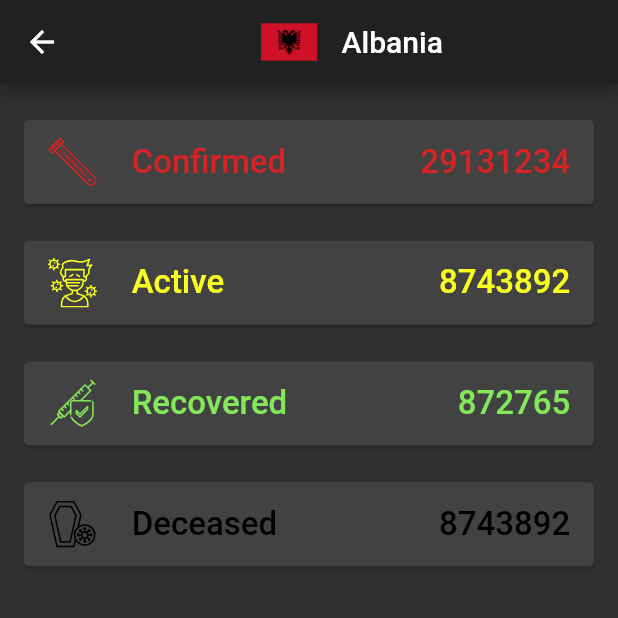
After one commit to Ayush783/Coronavirus_tracker_app, a Flutter app: the CountryStatScreen screen opened by its route, on a phone screen of 412 x 824 dp, the top half of it. The commit adds this screen. Run offline on Flutter 3.47's test engine with Material 2 defaults, Android fonts, the phone set to English and light mode, and no system bars; our stand-ins replace auto_route, flutter_svg, get_it, injectable.

Commit message:
base ui of the project completed

```diff
--- a/lib/routes/router.dart
+++ b/lib/routes/router.dart
@@ -1,4 +1,5 @@
 import 'package:auto_route/auto_route_annotations.dart';
+import 'package:corona_tracker/ui/country_stat_screen/country_stat_screen.dart';
 import 'package:corona_tracker/ui/country_wise_stats_screen/country_wise_stat_screen.dart';
 import 'package:corona_tracker/ui/homescreen/homescreen.dart';
 
@@ -10,5 +11,8 @@ import 'package:corona_tracker/ui/homescreen/homescreen.dart';
   MaterialRoute(
     page: CountryWiseStatScreen,
   ),
+  MaterialRoute(
+    page: CountryStatScreen,
+  ),
 ])
 class $Router {}
--- /dev/null
+++ b/lib/ui/country_stat_screen/country_stat_screen.dart
@@ -0,0 +1,60 @@
+import 'package:corona_tracker/ui/core/widgets/stat_card.dart';
+import 'package:flutter/material.dart';
+
+class CountryStatScreen extends StatelessWidget {
+  @override
+  Widget build(BuildContext context) {
+    final size = MediaQuery.of(context).size;
+    return Scaffold(
+      appBar: AppBar(
+        title: Row(
+          children: [
+            Spacer(
+              flex: 1,
+            ),
+            Image.asset(
+              'assets/icons/exapmle_logo.png',
+              height: 40,
+            ),
+            Text('   Albania'),
+            Spacer(
+              flex: 1,
+            ),
+          ],
+        ),
+        centerTitle: true,
+      ),
+      body: Padding(
+        padding: EdgeInsets.all(size.height / 70),
+        child: Column(
+          children: [
+            StatCard(
+              title: 'Confirmed',
+              icon: 'confirmed',
+              color: 0xffd72323,
+              number: '29131234',
+            ),
+            StatCard(
+              title: 'Active',
+              icon: 'active',
+              color: 0xfff9ff21,
+              number: '8743892',
+            ),
+            StatCard(
+              title: 'Recovered',
+              icon: 'recovered',
+              color: 0xff83e85a,
+              number: '872765',
+            ),
+            StatCard(
+              title: 'Deceased',
+              icon: 'deceased',
+              color: 0xff000000,
+              number: '8743892',
+            ),
+          ],
+        ),
+      ),
+    );
+  }
+}
--- a/lib/ui/country_wise_stats_screen/country_wise_stat_screen.dart
+++ b/lib/ui/country_wise_stats_screen/country_wise_stat_screen.dart
@@ -1,4 +1,3 @@
-import 'package:corona_tracker/ui/country_wise_stats_screen/widgets/country_stat_card.dart';
 import 'package:corona_tracker/ui/country_wise_stats_screen/widgets/country_stat_screen_body.dart';
 import 'package:flutter/material.dart';
 
--- a/lib/ui/country_wise_stats_screen/widgets/country_stat_card.dart
+++ b/lib/ui/country_wise_stats_screen/widgets/country_stat_card.dart
@@ -1,3 +1,5 @@
+import 'package:auto_route/auto_route.dart';
+import 'package:corona_tracker/routes/router.gr.dart';
 import 'package:flutter/material.dart';
 
 class CountryStatCard extends StatelessWidget {
@@ -14,6 +16,9 @@ class CountryStatCard extends StatelessWidget {
   Widget build(BuildContext context) {
     return Card(
       child: ListTile(
+        onTap: () {
+          ExtendedNavigator.of(context).push(Routes.countryStatScreen);
+        },
         leading: Image.asset(
           'assets/icons/exapmle_logo.png',
         ),
```
Also changed, not shown: assets/icons/active.svg (added), lib/routes/router.gr.dart.
